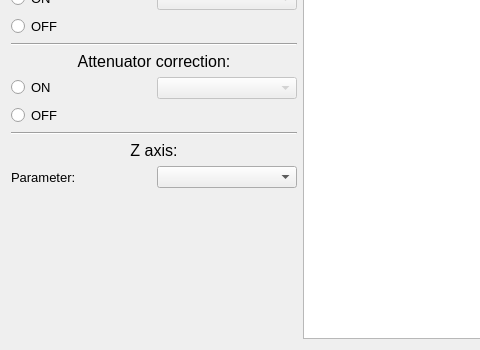
First picture: the form in data_viewer/uis/lambda_setup.ui, repository yamedvedya/data_viewer, before the edit; both pictures show x 0 to 480 and y 376 to 726 of the 640 by 726 pixel window.
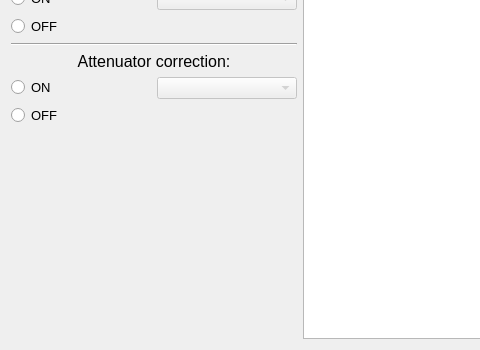
Second picture: the form after the edit. Custom widgets are drawn as their Qt base class.

```diff
--- a/data_viewer/uis/lambda_setup.ui
+++ b/data_viewer/uis/lambda_setup.ui
@@ -445,51 +445,6 @@
        </attribute>
       </widget>
      </item>
-     <item>
-      <widget class="Line" name="line_3">
-       <property name="orientation">
-        <enum>Qt::Horizontal</enum>
-       </property>
-      </widget>
-     </item>
-     <item>
-      <widget class="QLabel" name="label_5">
-       <property name="font">
-        <font>
-         <pointsize>12</pointsize>
-        </font>
-       </property>
-       <property name="text">
-        <string>Z axis:</string>
-       </property>
-       <property name="alignment">
-        <set>Qt::AlignCenter</set>
-       </property>
-      </widget>
-     </item>
-     <item>
-      <layout class="QHBoxLayout" name="horizontalLayout_7">
-       <item>
-        <widget class="QLabel" name="label_3">
-         <property name="font">
-          <font>
-           <pointsize>10</pointsize>
-          </font>
-         </property>
-         <property name="text">
-          <string>Parameter:</string>
-         </property>
-        </widget>
-       </item>
-       <item>
-        <widget class="QComboBox" name="cmb_z_axis">
-         <property name="enabled">
-          <bool>true</bool>
-         </property>
-        </widget>
-       </item>
-      </layout>
-     </item>
      <item>
       <spacer name="verticalSpacer">
        <property name="orientation">
```
Left out of the diff: 4 changed lines with no effect on the pictures.
